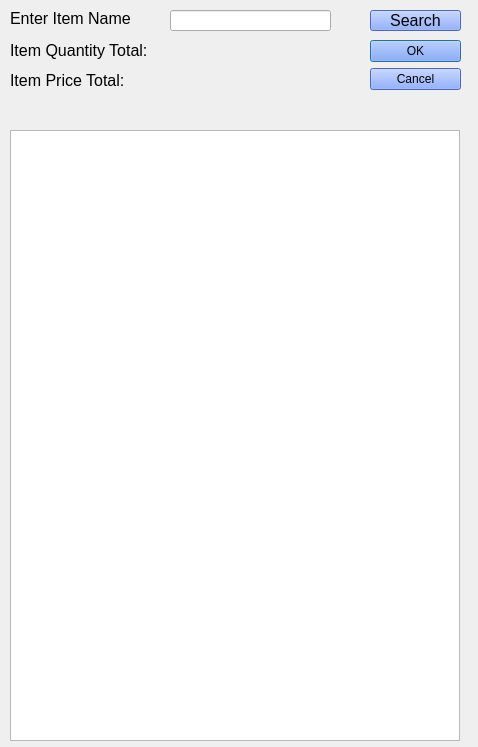
This is itemdisplay.ui in P4TOO/BulkClub-System as Qt 5 draws it before an edit. The edited form follows.
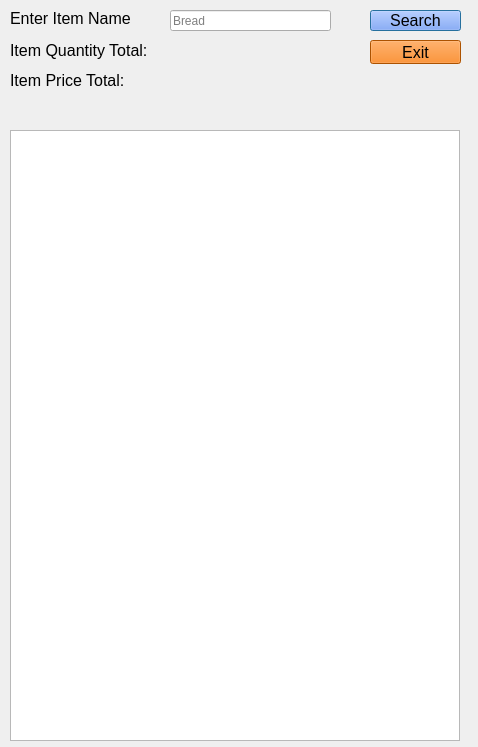
This is the edited form.

The edit to the form file:
```diff
--- a/itemdisplay.ui
+++ b/itemdisplay.ui
@@ -13,30 +13,6 @@
   <property name="windowTitle">
    <string>Dialog</string>
   </property>
-  <widget class="QDialogButtonBox" name="buttonBox">
-   <property name="geometry">
-    <rect>
-     <x>370</x>
-     <y>40</y>
-     <width>91</width>
-     <height>241</height>
-    </rect>
-   </property>
-   <property name="font">
-    <font>
-     <pointsize>12</pointsize>
-    </font>
-   </property>
-   <property name="styleSheet">
-    <string notr="true">background-color: rgb(105, 146, 255)</string>
-   </property>
-   <property name="orientation">
-    <enum>Qt::Vertical</enum>
-   </property>
-   <property name="standardButtons">
-    <set>QDialogButtonBox::Cancel|QDialogButtonBox::Ok</set>
-   </property>
-  </widget>
   <widget class="QTableView" name="tableView">
    <property name="geometry">
     <rect>
@@ -56,6 +32,12 @@
      <height>21</height>
     </rect>
    </property>
+   <property name="text">
+    <string/>
+   </property>
+   <property name="placeholderText">
+    <string>Bread</string>
+   </property>
   </widget>
   <widget class="QPushButton" name="searchButton">
    <property name="geometry">
@@ -132,6 +114,27 @@
     <string>Item Quantity Total: </string>
    </property>
   </widget>
+  <widget class="QPushButton" name="pushButton">
+   <property name="geometry">
+    <rect>
+     <x>370</x>
+     <y>40</y>
+     <width>91</width>
+     <height>24</height>
+    </rect>
+   </property>
+   <property name="font">
+    <font>
+     <pointsize>12</pointsize>
+    </font>
+   </property>
+   <property name="styleSheet">
+    <string notr="true">background-color: rgb(241, 115, 0)</string>
+   </property>
+   <property name="text">
+    <string>Exit</string>
+   </property>
+  </widget>
  </widget>
  <resources/>
  <connections>
```
Left out of the diff: 37 changed lines with no effect on the pictures.
